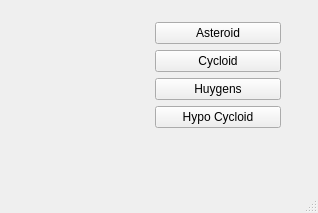
Qt form QTCurvesCPP/mainwindow.ui (andtc/QTCurvesCPP) before a commit.
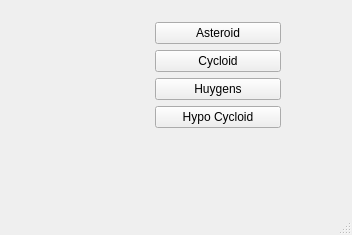
The same form after that commit. Custom widgets are drawn as their Qt base class.

```diff
--- a/QTCurvesCPP/mainwindow.ui
+++ b/QTCurvesCPP/mainwindow.ui
@@ -6,15 +6,15 @@
    <rect>
     <x>0</x>
     <y>0</y>
-    <width>318</width>
-    <height>213</height>
+    <width>352</width>
+    <height>235</height>
    </rect>
   </property>
   <property name="windowTitle">
    <string>MainWindow</string>
   </property>
   <widget class="QWidget" name="centralWidget">
-   <widget class="QWidget" name="">
+   <widget class="QWidget" name="layoutWidget">
     <property name="geometry">
      <rect>
       <x>11</x>
```
